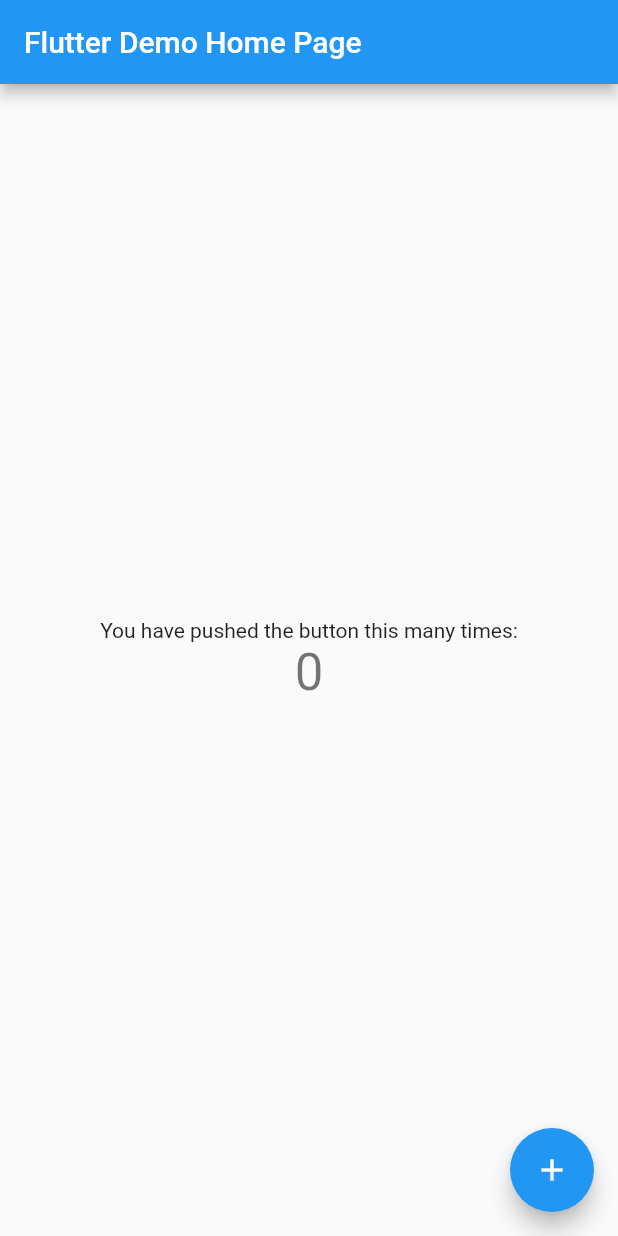
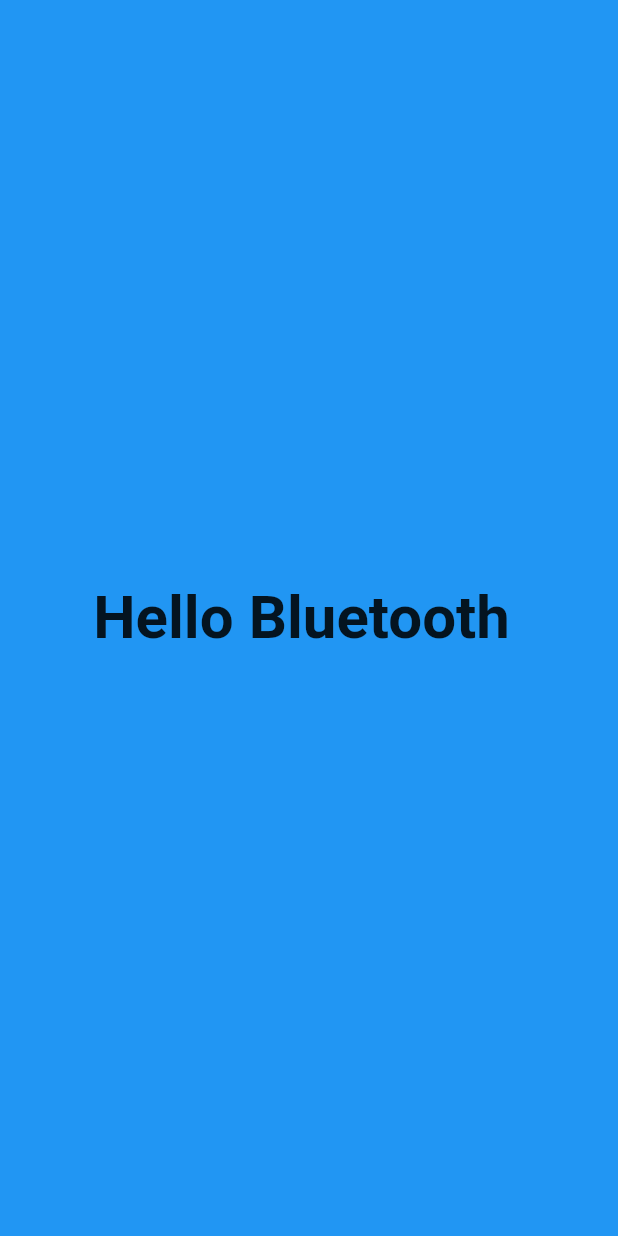
Before and after one commit to sanushcj/Bluetooth-Flutter, a Flutter app: the first screen one second after launch, on a phone screen of 412 x 824 dp. Run offline on Flutter 3.47's test engine with Material 2 defaults, Android fonts, the phone set to English and light mode, and no system bars; our stand-ins replace get.

Commit message:
splash and home ui done

```diff
--- /dev/null
+++ b/lib/controller/splash/splashscreencontroller.dart
@@ -0,0 +1,9 @@
+import 'package:get/get.dart';
+import '../../view/home/home.dart';
+
+class SplashController extends GetxController {
+  gotoHome() async {
+    await Future.delayed(const Duration(seconds: 4));
+    Get.offAll(() => const HomeScreen());
+  }
+}
--- a/lib/main.dart
+++ b/lib/main.dart
@@ -1,115 +1,20 @@
 import 'package:flutter/material.dart';
+import 'package:get/get.dart';
+import 'view/splash/splash.dart';
 
-void main() {
+Future<void> main(List<String> args)async {
+
   runApp(const MyApp());
 }
 
 class MyApp extends StatelessWidget {
   const MyApp({super.key});
 
-  // This widget is the root of your application.
   @override
   Widget build(BuildContext context) {
-    return MaterialApp(
-      title: 'Flutter Demo',
-      theme: ThemeData(
-        // This is the theme of your application.
-        //
-        // Try running your application with "flutter run". You'll see the
-        // application has a blue toolbar. Then, without quitting the app, try
-        // changing the primarySwatch below to Colors.green and then invoke
-        // "hot reload" (press "r" in the console where you ran "flutter run",
-        // or simply save your changes to "hot reload" in a Flutter IDE).
-        // Notice that the counter didn't reset back to zero; the application
-        // is not restarted.
-        primarySwatch: Colors.blue,
-      ),
-      home: const MyHomePage(title: 'Flutter Demo Home Page'),
+    return  const GetMaterialApp(
+    home: SplashScreen(),
+    debugShowCheckedModeBanner: false,
     );
   }
 }
-
-class MyHomePage extends StatefulWidget {
-  const MyHomePage({super.key, required this.title});
-
-  // This widget is the home page of your application. It is stateful, meaning
-  // that it has a State object (defined below) that contains fields that affect
-  // how it looks.
-
-  // This class is the configuration for the state. It holds the values (in this
-  // case the title) provided by the parent (in this case the App widget) and
-  // used by the build method of the State. Fields in a Widget subclass are
-  // always marked "final".
-
-  final String title;
-
-  @override
-  State<MyHomePage> createState() => _MyHomePageState();
-}
-
-class _MyHomePageState extends State<MyHomePage> {
-  int _counter = 0;
-
-  void _incrementCounter() {
-    setState(() {
-      // This call to setState tells the Flutter framework that something has
-      // changed in this State, which causes it to rerun the build method below
-      // so that the display can reflect the updated values. If we changed
-      // _counter without calling setState(), then the build method would not be
-      // called again, and so nothing would appear to happen.
-      _counter++;
-    });
-  }
-
-  @override
-  Widget build(BuildContext context) {
-    // This method is rerun every time setState is called, for instance as done
-    // by the _incrementCounter method above.
-    //
-    // The Flutter framework has been optimized to make rerunning build methods
-    // fast, so that you can just rebuild anything that needs updating rather
-    // than having to individually change instances of widgets.
-    return Scaffold(
-      appBar: AppBar(
-        // Here we take the value from the MyHomePage object that was created by
-        // the App.build method, and use it to set our appbar title.
-        title: Text(widget.title),
-      ),
-      body: Center(
-        // Center is a layout widget. It takes a single child and positions it
-        // in the middle of the parent.
-        child: Column(
-          // Column is also a layout widget. It takes a list of children and
-          // arranges them vertically. By default, it sizes itself to fit its
-          // children horizontally, and tries to be as tall as its parent.
-          //
-          // Invoke "debug painting" (press "p" in the console, choose the
-          // "Toggle Debug Paint" action from the Flutter Inspector in Android
-          // Studio, or the "Toggle Debug Paint" command in Visual Studio Code)
-          // to see the wireframe for each widget.
-          //
-          // Column has various properties to control how it sizes itself and
-          // how it positions its children. Here we use mainAxisAlignment to
-          // center the children vertically; the main axis here is the vertical
-          // axis because Columns are vertical (the cross axis would be
-          // horizontal).
-          mainAxisAlignment: MainAxisAlignment.center,
-          children: <Widget>[
-            const Text(
-              'You have pushed the button this many times:',
-            ),
-            Text(
-              '$_counter',
-              style: Theme.of(context).textTheme.headlineMedium,
-            ),
-          ],
-        ),
-      ),
-      floatingActionButton: FloatingActionButton(
-        onPressed: _incrementCounter,
-        tooltip: 'Increment',
-        child: const Icon(Icons.add),
-      ), // This trailing comma makes auto-formatting nicer for build methods.
-    );
-  }
-}
--- /dev/null
+++ b/lib/view/home/home.dart
@@ -0,0 +1,13 @@
+import 'package:flutter/material.dart';
+
+class HomeScreen extends StatelessWidget {
+  const HomeScreen({super.key});
+
+  @override
+  Widget build(BuildContext context) {
+    return  Scaffold(
+      backgroundColor: Colors.purple[100],
+      appBar: AppBar(title: const Text('Hello Bluetooth'),backgroundColor: Colors.purple[200],),
+    );
+  }
+}
--- /dev/null
+++ b/lib/view/splash/splash.dart
@@ -0,0 +1,34 @@
+import 'package:bluetooth_task/controller/splash/splashscreencontroller.dart';
+import 'package:flutter/material.dart';
+import 'package:get/get.dart';
+
+
+class SplashScreen extends StatelessWidget {
+  const SplashScreen({super.key});
+
+  @override
+  Widget build(BuildContext context) {
+SplashController controller = Get.put(SplashController());
+   controller. gotoHome();
+    // gotoHome();
+  final  double heightof = MediaQuery.of(context).size.height;
+   final double widthof = MediaQuery.of(context).size.height;
+
+    return SafeArea(
+      child: Scaffold(
+        body: Container(
+          color: Colors.blue,
+          height: heightof,
+          width: widthof,
+          child: const Center(
+            child: Text(
+              'Hello Bluetooth ',
+              style: TextStyle(fontWeight: FontWeight.bold, fontSize: 40),
+            ),
+          ),
+        ),
+      ),
+    );
+  }
+
+  }
```
Also changed, not shown: pubspec.yaml (+4 -12 lines), pubspec.lock.
